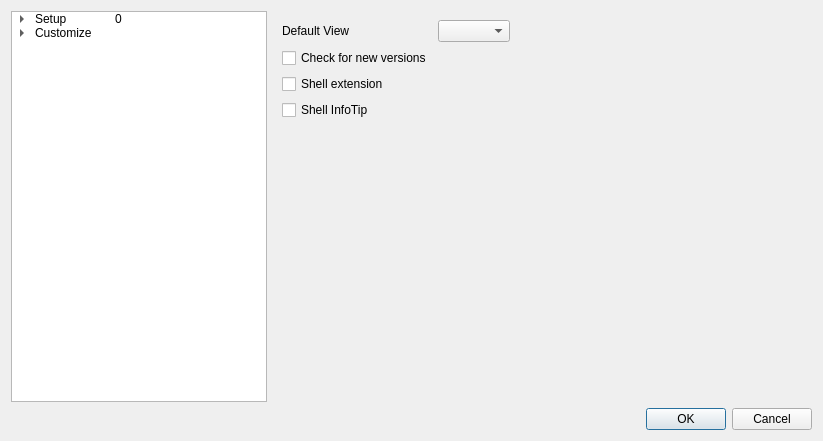
First picture: the form in Source/GUI/Qt/prefs.ui, repository MediaArea/MediaInfo, before the edit.
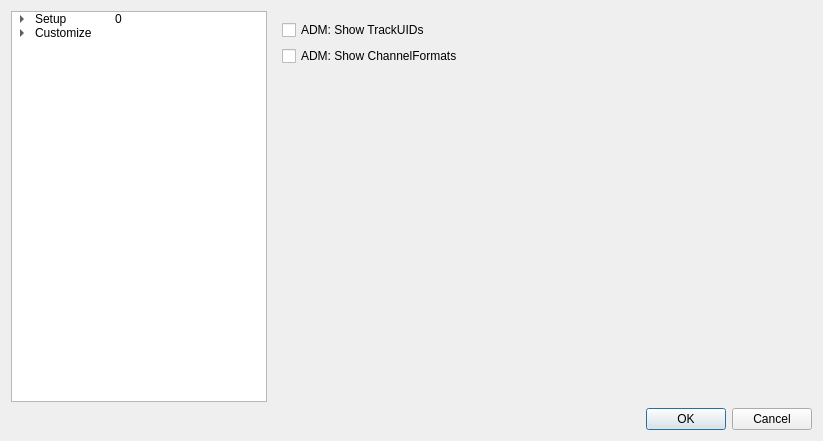
Second picture: the form after the edit. The open tabs and pages were chosen to show the change.

Commit message: Qt GUI: Add Graph options

Patch:
```diff
--- a/Source/GUI/Qt/prefs.ui
+++ b/Source/GUI/Qt/prefs.ui
@@ -473,6 +473,37 @@
          </item>
         </layout>
        </widget>
+       <widget class="QWidget" name="Graph">
+        <layout class="QGridLayout" name="gridLayout_4">
+         <item row="1" column="0">
+          <widget class="QCheckBox" name="Graph_Adm_ShowChannelFormats">
+           <property name="text">
+            <string>ADM: Show ChannelFormats</string>
+           </property>
+          </widget>
+         </item>
+         <item row="0" column="0">
+          <widget class="QCheckBox" name="Graph_Adm_ShowTrackUIDs">
+           <property name="text">
+            <string>ADM: Show TrackUIDs</string>
+           </property>
+          </widget>
+         </item>
+         <item row="2" column="0">
+          <spacer name="verticalSpacer_6">
+           <property name="orientation">
+            <enum>Qt::Orientation::Vertical</enum>
+           </property>
+           <property name="sizeHint" stdset="0">
+            <size>
+             <width>20</width>
+             <height>40</height>
+            </size>
+           </property>
+          </spacer>
+         </item>
+        </layout>
+       </widget>
       </widget>
      </item>
     </layout>
```
Left out of the diff: 8 changed lines with no effect on the pictures. The commit also changes 4 other files.
